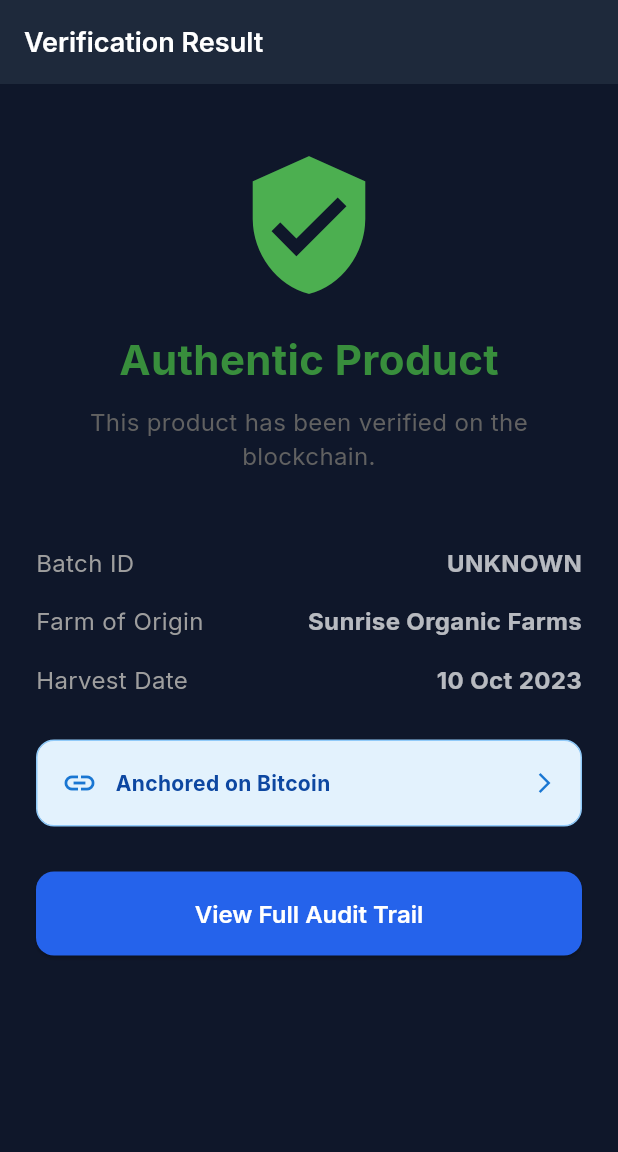
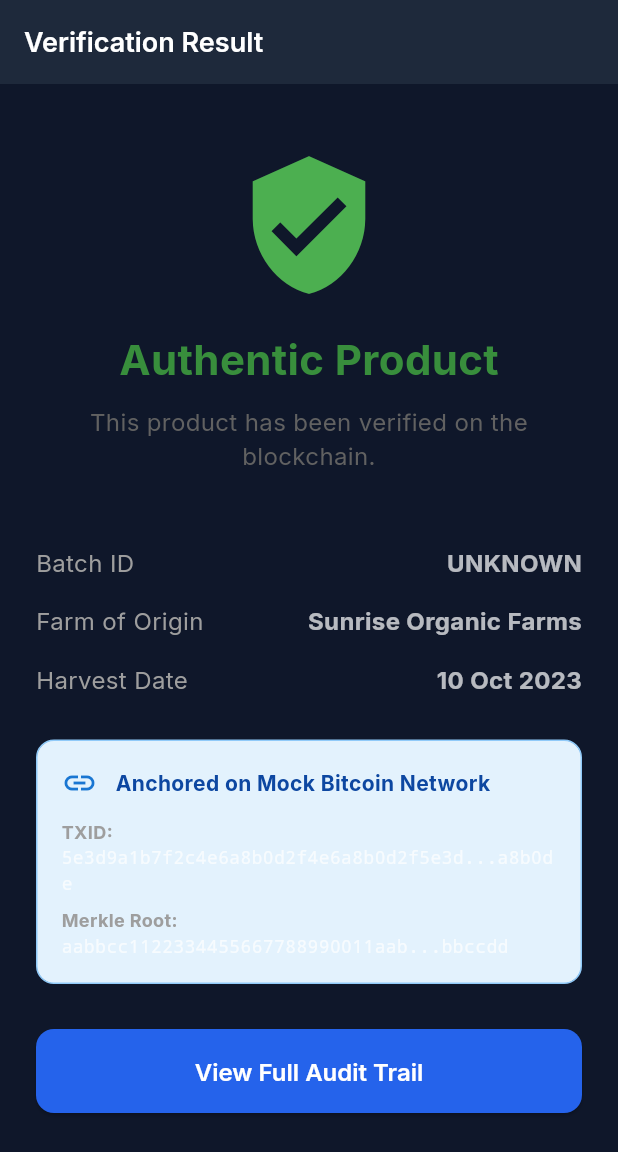
Before and after one commit to JAGADISHSUNILPEDNEKAR/OJTS4BACKUP, a Flutter app: the VerificationResultScreen screen opened by its route, on a phone screen of 412 x 824 dp. Shown: the top 1152 px of the screen. Run offline on Flutter 3.47's test engine with Material 3 defaults, Android fonts, the phone set to English and light mode, and no system bars; our stand-ins replace go_router, google_fonts, hex; missing offline and left inert: ecdsa, elliptic.

Commit message:
feat(mobile): display detailed mock blockchain and escrow data in UI

```diff
--- a/apps/mobile-app/lib/screens/consumer/verification_result_screen.dart
+++ b/apps/mobile-app/lib/screens/consumer/verification_result_screen.dart
@@ -56,21 +56,28 @@ class VerificationResultScreen extends StatelessWidget {
                   borderRadius: BorderRadius.circular(12),
                   border: Border.all(color: Colors.blue.shade200),
                 ),
-                child: Row(
+                child: Column(
+                  crossAxisAlignment: CrossAxisAlignment.start,
+                  children: [
+                    Row(
                       children: [
                         Icon(Icons.link, color: Colors.blue.shade700),
                         const SizedBox(width: 12),
-                    Expanded(
-                      child: Text(
-                        'Anchored on Bitcoin',
+                        Text(
+                          'Anchored on Mock Bitcoin Network',
                           style: TextStyle(
                               fontWeight: FontWeight.bold,
                               color: Colors.blue.shade900),
                         ),
+                      ],
                     ),
-                    Icon(Icons.arrow_forward_ios,
-                        size: 16, color: Colors.blue.shade700),
-                  ],
+                    const SizedBox(height: 12),
+                    const Text('TXID:', style: TextStyle(fontSize: 12, fontWeight: FontWeight.bold, color: Colors.grey)),
+                    const Text('5e3d9a1b7f2c4e6a8b0d2f4e6a8b0d2f5e3d...a8b0de', style: TextStyle(fontSize: 12, fontFamily: 'monospace')),
+                    const SizedBox(height: 8),
+                    const Text('Merkle Root:', style: TextStyle(fontSize: 12, fontWeight: FontWeight.bold, color: Colors.grey)),
+                    const Text('aabbcc1122334455667788990011aab...bbccdd', style: TextStyle(fontSize: 12, fontFamily: 'monospace')),
+                  ]
                 ),
               ),
               const SizedBox(height: 30),
--- a/apps/mobile-app/lib/screens/shipments/submit_shipment_form.dart
+++ b/apps/mobile-app/lib/screens/shipments/submit_shipment_form.dart
@@ -109,12 +109,23 @@ class _SubmitShipmentFormState extends State<SubmitShipmentForm> {
             content: Column(
               crossAxisAlignment: CrossAxisAlignment.start,
               children: [
-                const Text('Review shipment details before submitting to the blockchain.'),
+                const Text('Review shipment details before generating MOCK-PSBT.'),
                 const SizedBox(height: 16),
                 const Text('Items: 1', style: TextStyle(fontWeight: FontWeight.bold)),
                 Text('Barcode: ${_scannedBarcode ?? "None"}'),
                 const SizedBox(height: 16),
-                const Text('Network Fee: ~0.0001 BTC'),
+                Container(
+                  padding: const EdgeInsets.all(12),
+                  color: Colors.orange.shade50,
+                  child: const Column(
+                    crossAxisAlignment: CrossAxisAlignment.start,
+                    children: [
+                      Text('System Mode: MOCK BLOCKCHAIN', style: TextStyle(fontWeight: FontWeight.bold, color: Colors.orange)),
+                      Text('Escrow Amount: 18500.00 USD (0.2073 BTC)'),
+                      Text('Network Fee: Simulated'),
+                    ]
+                  ),
+                ),
               ],
             ),
           ),
```
Lines whose indentation alone changed are shown as unchanged.
